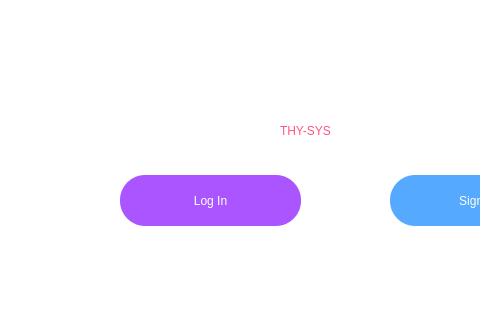
The window that thysys_landing_page.ui (EuphoriaForever/thysys) describes before a commit, drawn with Qt 5; both pictures show x 0 to 480 and y 155 to 475 of the 665 by 475 pixel window.
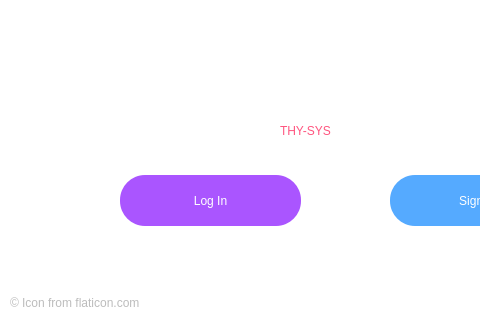
The same window after the commit. Icons and pictures are not drawn.

Commit message: added credits to icon

```diff
--- a/thysys_landing_page.ui
+++ b/thysys_landing_page.ui
@@ -91,6 +91,22 @@
     <string>THY-SYS</string>
    </property>
   </widget>
+  <widget class="QLabel" name="label_3">
+   <property name="geometry">
+    <rect>
+     <x>10</x>
+     <y>450</y>
+     <width>291</width>
+     <height>16</height>
+    </rect>
+   </property>
+   <property name="styleSheet">
+    <string notr="true">color: rgb(188, 188, 188);</string>
+   </property>
+   <property name="text">
+    <string>© Icon from flaticon.com</string>
+   </property>
+  </widget>
  </widget>
  <resources/>
  <connections/>
```
The commit also changes 7 other files.
